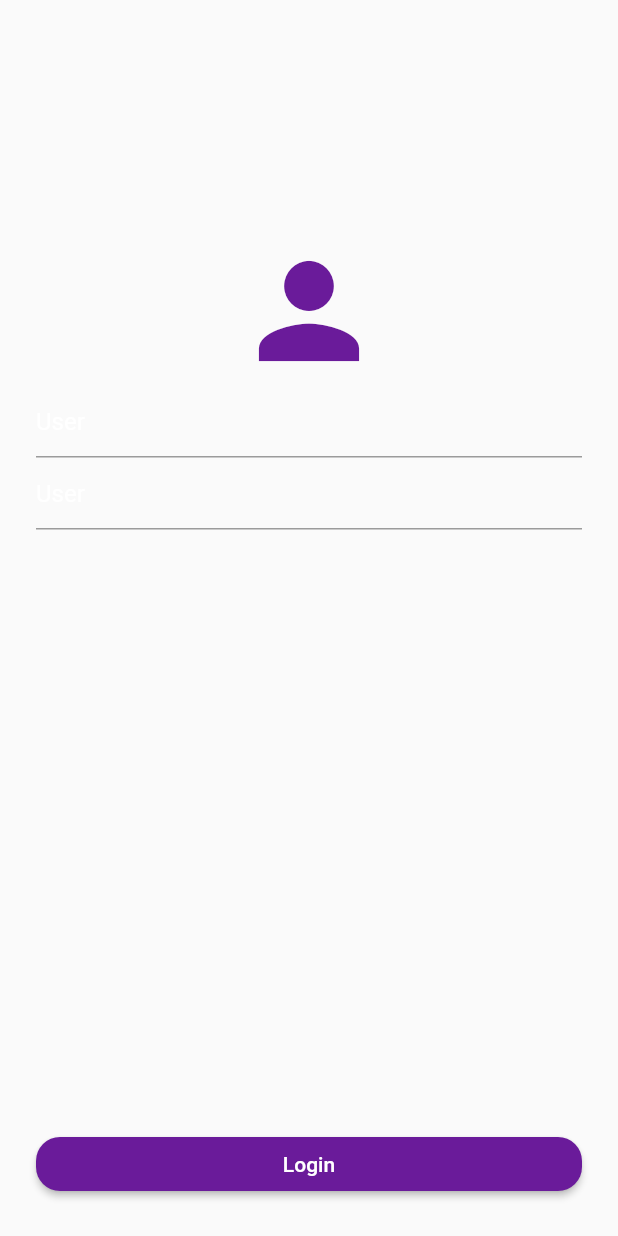
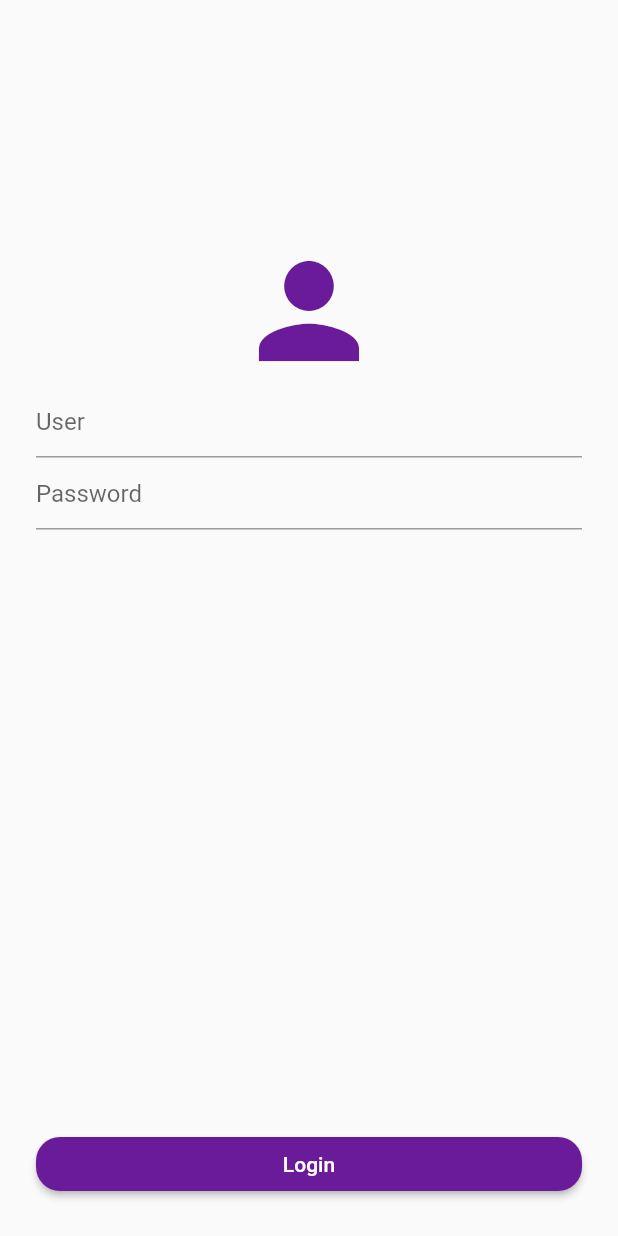
Before and after one commit to kamilarreis/modular_cubit_com_appium, a Flutter app: the OnePage screen opened directly, on a phone screen of 412 x 824 dp. Run offline on Flutter 3.47's test engine with Material 2 defaults, Android fonts, the phone set to English and light mode, and no system bars; our stand-ins replace flutter_custom_clippers, flutter_mobx, flutter_modular, mobx; missing offline and left inert: flutter_driver; generated files the repository leaves out were written again.

Commit message:
update windows

```diff
--- a/app/lib/app/app_module.dart
+++ b/app/lib/app/app_module.dart
@@ -10,7 +10,7 @@ class AppModule extends Module{
   @override
   List<Bind> get binds => [
     // Bind((i) => MenuController(configController: i.get(),authController: i.get())),
-     Bind((i) => SplashController()),
+    // Bind((i) => SplashController()),
     Bind((i) => OnePage()),
     Bind((i) => ConfigController()),
     // Bind((i) => FreeConsultationController(i.get())),
@@ -18,7 +18,7 @@ class AppModule extends Module{
 
   @override
   final List<ModularRoute> routes = [
-    ChildRoute(Modular.initialRoute, child: (_, args) => SplashPage()),
+    ChildRoute(Modular.initialRoute, child: (_, args) => OnePage()),
     ChildRoute(Modular.initialRoute + "login", child: (_, args) => LoginPage()),
     // ChildRoute(Modular.initialRoute + "alert", child: (_, args) => AlertPage(route: args.data,)),
   ];
--- a/app/lib/pages/one_page.dart
+++ b/app/lib/pages/one_page.dart
@@ -22,11 +22,11 @@ class _OnePageState extends State<OnePage> {
               size: 100,
               color: Colors.purple[800],
             ),
-            CustomTextFormFieldWidget(
+            const CustomTextFormFieldWidget(
               key: Key('input-user'),
               hintText: 'User',
             ),
-            CustomTextFormFieldWidget(
+            const CustomTextFormFieldWidget(
               key: Key('input-password'),
               hintText: 'Password',
               obscureText: true,
--- a/app/lib/widgets/custom_text_example.dart
+++ b/app/lib/widgets/custom_text_example.dart
@@ -21,7 +21,7 @@ class _CustomTextExampleState extends State<CustomTextExample> {
           borderRadius: BorderRadius.circular(16),
         ),
         child: Row(
-          children: [
+          children: const [
             Icon(Icons.sanitizer),
             Spacer(),
             Text('Custom Widget'),
--- a/app/lib/widgets/custom_text_form_field_widget.dart
+++ b/app/lib/widgets/custom_text_form_field_widget.dart
@@ -19,14 +19,8 @@ class _CustomTextFormFieldWidgetState extends State<CustomTextFormFieldWidget> {
   @override
   Widget build(BuildContext context) {
     return TextFormField(
-      key: Key('input-user'),
-      style: const TextStyle(color: Colors.white),
-      validator: (text) {
-        return text!.isEmpty ? "Favor digitar a senha" :  null;
-      },
       decoration: InputDecoration(
-        hintText: 'User',
-        hintStyle: const TextStyle(color: Colors.white),
+        hintText: widget.hintText,
       ),
       obscureText: widget.obscureText,
     );
```
Also changed, not shown: 1 other file.
